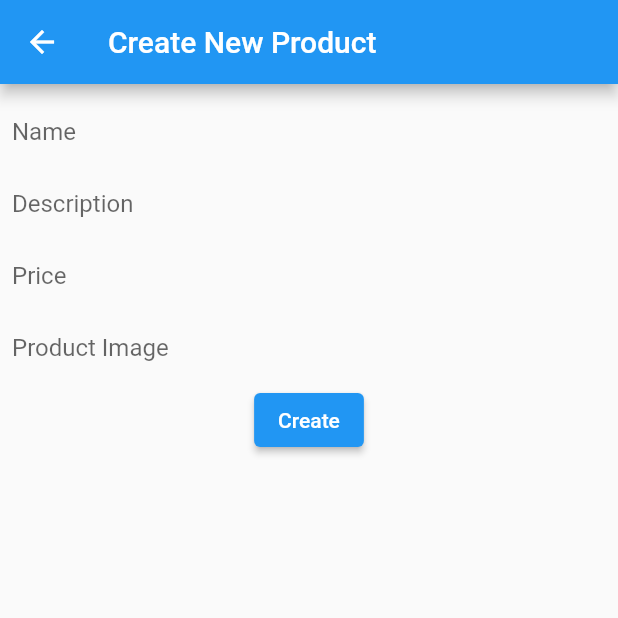
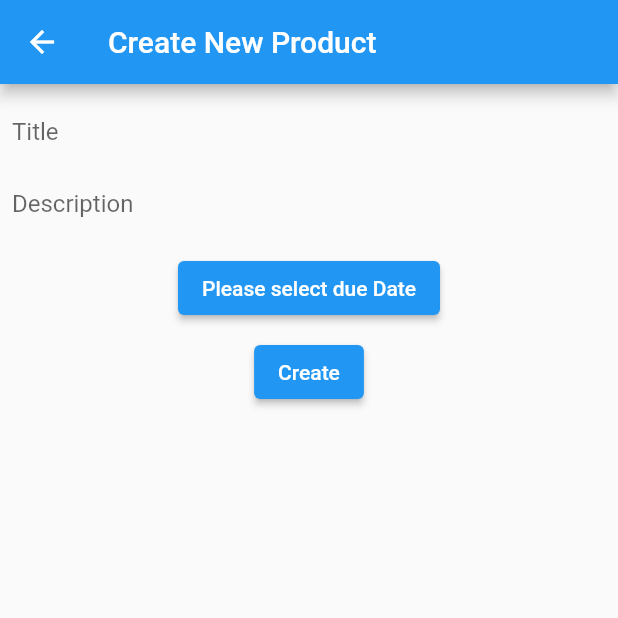
Before and after one commit to kamalnorizan/flutterMOF, a Flutter app: the Productform screen opened directly, on a phone screen of 412 x 824 dp, the top half of it. Run offline on Flutter 3.47's test engine with Material 2 defaults, Android fonts, the light colour scheme and no system bars; our stand-ins replace flutter_datetime_picker, flutter_slidable, shared_preferences; accounts and stored records are empty.

Commit message:
create form

```diff
--- a/lib/home.dart
+++ b/lib/home.dart
@@ -2,7 +2,6 @@ import 'dart:convert';
 
 import 'package:flutter/material.dart';
 import 'package:flutter_slidable/flutter_slidable.dart';
-import 'package:fluttertutorial/models/product.dart';
 import 'package:fluttertutorial/pages/productform.dart';
 import 'package:fluttertutorial/services/api.dart';
 import 'package:fluttertutorial/widgets/productbox.dart';
@@ -18,12 +17,12 @@ class Home extends StatefulWidget {
 }
 
 class _HomeState extends State<Home> {
-  @override
   List<Todolist>? todolists;
   var _isLoading = true;
+
+  @override
   void initState() {
     super.initState();
-    print('log here');
     loadTodoList();
   }
 
--- a/lib/models/todolist.dart
+++ b/lib/models/todolist.dart
@@ -5,18 +5,18 @@ List<Todolist> fromJson(String str) =>
 
 class Todolist {
   Todolist({
-    required this.id,
-    required this.title,
-    required this.content,
-    required this.dueDate,
+    this.id,
+    this.title,
+    this.content,
+    this.dueDate,
   });
-  late final int id;
-  late final String title;
-  late final String content;
-  late final String dueDate;
+  String? id;
+  String? title;
+  String? content;
+  String? dueDate;
 
   Todolist.fromJson(Map<String, dynamic> json) {
-    id = json['id'];
+    id = json['id'].toString();
     title = json['title'];
     content = json['content'];
     dueDate = json['due_date'];
--- a/lib/pages/productform.dart
+++ b/lib/pages/productform.dart
@@ -1,5 +1,7 @@
 import 'package:flutter/material.dart';
-import 'package:fluttertutorial/models/product.dart';
+import 'package:flutter_datetime_picker/flutter_datetime_picker.dart';
+import 'package:fluttertutorial/models/todolist.dart';
+import 'package:intl/intl.dart';
 
 class Productform extends StatefulWidget {
   const Productform({Key? key}) : super(key: key);
@@ -9,14 +11,22 @@ class Productform extends StatefulWidget {
 }
 
 class _ProductformState extends State<Productform> {
-  TextEditingController nameController = TextEditingController();
+  TextEditingController titleController = TextEditingController();
 
   TextEditingController descriptionController = TextEditingController();
 
-  TextEditingController priceController = TextEditingController();
+  TextEditingController duedateController = TextEditingController();
 
-  TextEditingController imageController = TextEditingController();
-  Product product = Product();
+  String? selectedDate;
+
+  Todolist todolist = Todolist();
+
+  @override
+  void initState() {
+    super.initState();
+    // selectedDate = DateFormat('dd-MM-yyyy')
+  }
+
   @override
   Widget build(BuildContext context) {
     return Scaffold(
@@ -28,34 +38,45 @@ class _ProductformState extends State<Productform> {
           padding: const EdgeInsets.all(8.0),
           child: Column(children: [
             TextField(
-              controller: nameController,
+              controller: titleController,
               decoration: const InputDecoration(
-                  border: InputBorder.none, hintText: 'Name'),
+                  border: InputBorder.none, hintText: 'Title'),
             ),
             TextField(
               controller: descriptionController,
               decoration: const InputDecoration(
                   border: InputBorder.none, hintText: 'Description'),
             ),
-            TextField(
-              controller: priceController,
-              decoration: const InputDecoration(
-                  border: InputBorder.none, hintText: 'Price'),
-            ),
-            TextField(
-              controller: imageController,
-              decoration: const InputDecoration(
-                  border: InputBorder.none, hintText: 'Product Image'),
+            Padding(
+              padding: const EdgeInsets.all(8.0),
+              child: ElevatedButton(
+                onPressed: () {
+                  DatePicker.showDatePicker(context,
+                      minTime: DateTime(2021, 11, 08),
+                      showTitleActions: true, onChanged: (date) {
+                    setState(() {
+                      selectedDate =
+                          DateFormat("dd-MM-yyyy").format(date).toString();
+                    });
+                  });
+                },
+                child: selectedDate != null
+                    ? Text(
+                        selectedDate.toString(),
+                      )
+                    : const Text(
+                        'Please select due Date',
+                      ),
+              ),
             ),
             ElevatedButton(
               onPressed: () {
-                product = Product(
-                    name: nameController.text,
-                    description: descriptionController.text,
-                    price: double.parse(priceController.text),
-                    imageName: imageController.text);
+                todolist = Todolist(
+                    title: titleController.text,
+                    content: descriptionController.text,
+                    dueDate: selectedDate.toString());
 
-                Navigator.pop(context, product);
+                Navigator.pop(context, todolist);
               },
               child: const Text('Create'),
             )
--- a/lib/widgets/productbox.dart
+++ b/lib/widgets/productbox.dart
@@ -1,5 +1,4 @@
 import 'package:flutter/material.dart';
-import 'package:fluttertutorial/models/product.dart';
 import 'package:fluttertutorial/models/todolist.dart';
 import 'package:fluttertutorial/pages/product_details.dart';
 
@@ -25,9 +24,10 @@ class Productbox extends StatelessWidget {
               ),
               child: Center(
                 child: Text(
-                  todolist.title.toString(),
+                  todolist.title![0].toString().toUpperCase(),
                   style: const TextStyle(
                     fontWeight: FontWeight.bold,
+                    fontSize: 25,
                   ),
                 ),
               ),
--- a/pubspec.yaml
+++ b/pubspec.yaml
@@ -33,7 +33,8 @@ dependencies:
   http:
   shared_preferences: ^2.0.7
   intl: ^0.17.0
-
+  flutter_datetime_picker:
+    git: https://github.com/Realank/flutter_datetime_picker.git
 
   # The following adds the Cupertino Icons font to your application.
   # Use with the CupertinoIcons class for iOS style icons.
```
Also changed, not shown: pubspec.lock.
